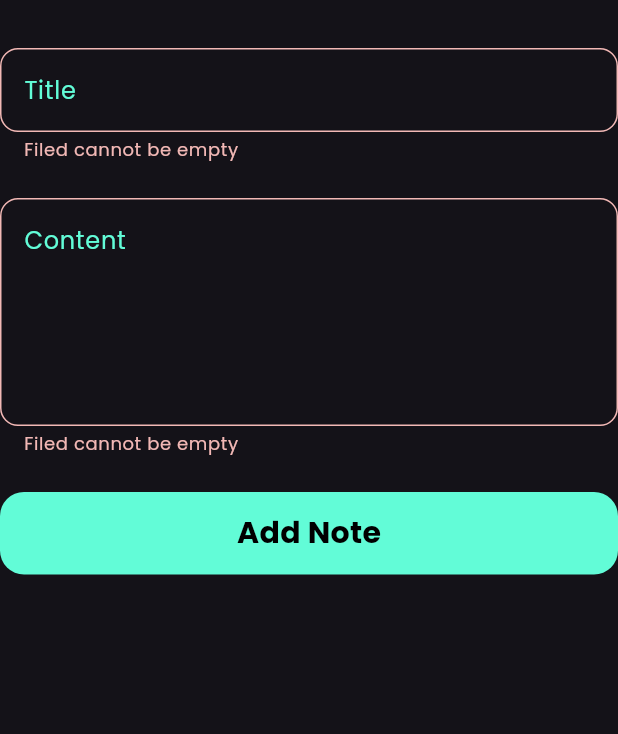
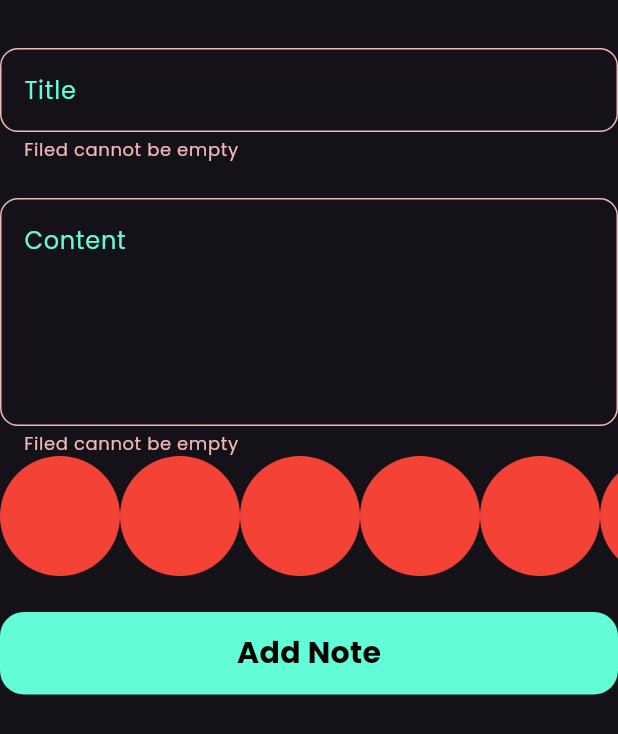
Before and after one commit to ahmedbadran40/notes_app, a Flutter app: the AddNoteForm widget shown alone on an empty page, opened directly, after a tap on "Add Note", on a phone screen of 412 x 824 dp. Shown: the top 734 px of the screen. Run offline on Flutter 3.47's test engine with Material 3 defaults, Android fonts, the phone set to English and light mode, and no system bars; our stand-ins replace bloc, flutter_bloc, font_awesome_flutter, google_fonts, hive, hive_flutter; accounts and stored records are empty.

Commit message:
refactor code and Create colors list part one

```diff
--- /dev/null
+++ b/lib/helper/create_not_model.dart
@@ -0,0 +1,15 @@
+import 'package:intl/intl.dart';
+import 'package:notes_app/models/note_model.dart';
+
+NoteModel createNoteModel({
+  required String title,
+  required String content,
+  int color = 0xFF2196F3,
+}) {
+  return NoteModel(
+    title: title,
+    subTitle: content,
+    date: DateFormat('dd-MM-yyy').format(DateTime.now()),
+    color: color,
+  );
+}
--- a/lib/widget/add_note_form.dart
+++ b/lib/widget/add_note_form.dart
@@ -2,7 +2,9 @@ import 'package:flutter/material.dart';
 import 'package:flutter_bloc/flutter_bloc.dart';
 import 'package:intl/intl.dart';
 import 'package:notes_app/cubits/add_note_cubit/add_note_cubit.dart';
+import 'package:notes_app/helper/create_not_model.dart';
 import 'package:notes_app/models/note_model.dart';
+import 'package:notes_app/widget/colors_list_view.dart';
 import 'package:notes_app/widget/custom_bottom.dart';
 import 'package:notes_app/widget/custom_text_filed.dart';
 
@@ -42,7 +44,9 @@ class _AddNoteFormState extends State<AddNoteForm> {
               content = value;
             },
           ),
+          const ColorsListView(),
           const SizedBox(height: 24),
+
           BlocBuilder<AddNoteCubit, AddNoteState>(
             builder: (context, state) {
               return CustomBottom(
@@ -50,13 +54,10 @@ class _AddNoteFormState extends State<AddNoteForm> {
                 onTap: () {
                   if (formKey.currentState!.validate()) {
                     formKey.currentState!.save();
-                    var noteModel = NoteModel(
+                    final noteModel = createNoteModel(
                       title: title!,
-                      subTitle: content!,
-                      date: DateFormat('dd-MM-yyy').format(DateTime.now()),
-                      color: 0xFF2196F3,
+                      content: content!,
                     );
-
                     BlocProvider.of<AddNoteCubit>(context).addNote(noteModel);
                   } else {
                     setState(() {
--- /dev/null
+++ b/lib/widget/colors_list_view.dart
@@ -0,0 +1,28 @@
+import 'package:flutter/material.dart';
+
+class ColorItem extends StatelessWidget {
+  const ColorItem({super.key});
+
+  @override
+  Widget build(BuildContext context) {
+    return const CircleAvatar(radius: 40, backgroundColor: Colors.red);
+  }
+}
+
+class ColorsListView extends StatelessWidget {
+  const ColorsListView({super.key});
+
+  @override
+  Widget build(BuildContext context) {
+    return SizedBox(
+      height: 40 * 2,
+      child: ListView.builder(
+        itemCount: 10,
+        scrollDirection: Axis.horizontal,
+        itemBuilder: (context, index) {
+          return const ColorItem();
+        },
+      ),
+    );
+  }
+}
```
